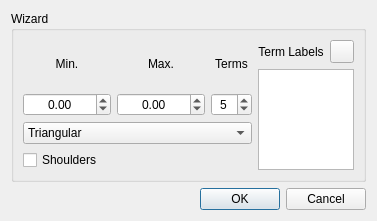
Qt form qtfuzzylite/ui/Wizard.ui (fuzzylite/fuzzylite) before a commit.
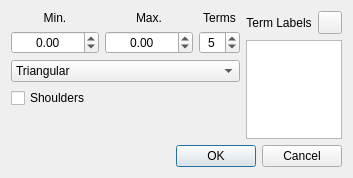
The same form after that commit. Icons and pictures are not drawn.

Commit message: The wizard of Variables

Diff of the .ui file:
```diff
--- a/qtfuzzylite/ui/Wizard.ui
+++ b/qtfuzzylite/ui/Wizard.ui
@@ -9,8 +9,8 @@
    <rect>
     <x>0</x>
     <y>0</y>
-    <width>377</width>
-    <height>221</height>
+    <width>340</width>
+    <height>178</height>
    </rect>
   </property>
   <property name="sizePolicy">
@@ -24,17 +24,10 @@
   </property>
   <layout class="QVBoxLayout" name="verticalLayout">
    <item>
-    <widget class="QGroupBox" name="grx_wizard">
-     <property name="sizePolicy">
-      <sizepolicy hsizetype="Maximum" vsizetype="Preferred">
-       <horstretch>0</horstretch>
-       <verstretch>0</verstretch>
-      </sizepolicy>
+    <layout class="QHBoxLayout" name="horizontalLayout">
+     <property name="leftMargin">
+      <number>0</number>
      </property>
-     <property name="title">
-      <string>Wizard</string>
-     </property>
-     <layout class="QHBoxLayout" name="horizontalLayout_4">
       <item>
        <layout class="QVBoxLayout" name="verticalLayout_2">
         <item>
@@ -166,6 +159,19 @@
             </property>
            </widget>
           </item>
+         <item>
+          <spacer name="verticalSpacer">
+           <property name="orientation">
+            <enum>Qt::Vertical</enum>
+           </property>
+           <property name="sizeHint" stdset="0">
+            <size>
+             <width>20</width>
+             <height>40</height>
+            </size>
+           </property>
+          </spacer>
+         </item>
          </layout>
         </item>
        </layout>
@@ -203,7 +209,6 @@
        </layout>
       </item>
      </layout>
-    </widget>
    </item>
    <item>
     <widget class="QDialogButtonBox" name="buttonBox">
```
Lines whose indentation alone changed are shown as unchanged. The commit also changes 5 other files.
